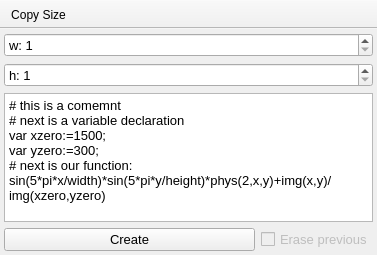
Qt form plugins/Function/Function.ui (NeutrinoToolkit/Neutrino) before a commit.
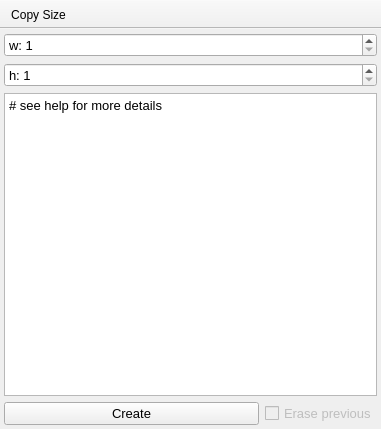
The same form after that commit. Icons and pictures are not drawn.

Commit message: Function: faster

```diff
--- a/plugins/Function/Function.ui
+++ b/plugins/Function/Function.ui
@@ -6,8 +6,8 @@
    <rect>
     <x>0</x>
     <y>0</y>
-    <width>377</width>
-    <height>255</height>
+    <width>381</width>
+    <height>429</height>
    </rect>
   </property>
   <property name="windowTitle">
@@ -23,7 +23,7 @@
    <bool>true</bool>
   </property>
   <widget class="QWidget" name="centralwidget">
-   <layout class="QGridLayout" name="gridLayout_3">
+   <layout class="QVBoxLayout" name="verticalLayout">
     <property name="leftMargin">
      <number>4</number>
     </property>
@@ -36,28 +36,7 @@
     <property name="bottomMargin">
      <number>4</number>
     </property>
-    <item row="1" column="0">
-     <widget class="QSpinBox" name="sb_height">
-      <property name="font">
-       <font>
-        <pointsize>10</pointsize>
-       </font>
-      </property>
-      <property name="prefix">
-       <string>h: </string>
-      </property>
-      <property name="minimum">
-       <number>1</number>
-      </property>
-      <property name="maximum">
-       <number>99999</number>
-      </property>
-      <property name="neutrinoSave" stdset="0">
-       <bool>true</bool>
-      </property>
-     </widget>
-    </item>
-    <item row="0" column="0">
+    <item>
      <widget class="QSpinBox" name="sb_width">
       <property name="font">
        <font>
@@ -78,7 +57,28 @@
       </property>
      </widget>
     </item>
-    <item row="2" column="0">
+    <item>
+     <widget class="QSpinBox" name="sb_height">
+      <property name="font">
+       <font>
+        <pointsize>10</pointsize>
+       </font>
+      </property>
+      <property name="prefix">
+       <string>h: </string>
+      </property>
+      <property name="minimum">
+       <number>1</number>
+      </property>
+      <property name="maximum">
+       <number>99999</number>
+      </property>
+      <property name="neutrinoSave" stdset="0">
+       <bool>true</bool>
+      </property>
+     </widget>
+    </item>
+    <item>
      <widget class="QPlainTextEdit" name="function">
       <property name="font">
        <font>
@@ -89,19 +89,14 @@
        <string>Use phys(num,x,y) to get an image value</string>
       </property>
       <property name="plainText">
-       <string># this is a comemnt
-# next is a variable declaration
-var xzero:=1500;
-var yzero:=300;
-# next is our function:
-sin(5*pi*x/width)*sin(5*pi*y/height)*phys(2,x,y)+img(x,y)/img(xzero,yzero)</string>
+       <string># see help for more details</string>
       </property>
       <property name="neutrinoSave" stdset="0">
        <bool>true</bool>
       </property>
      </widget>
     </item>
-    <item row="3" column="0">
+    <item>
      <widget class="QWidget" name="widget" native="true">
       <layout class="QHBoxLayout" name="horizontalLayout" stretch="1,0">
        <property name="leftMargin">
```
The commit also changes 7 other files.
